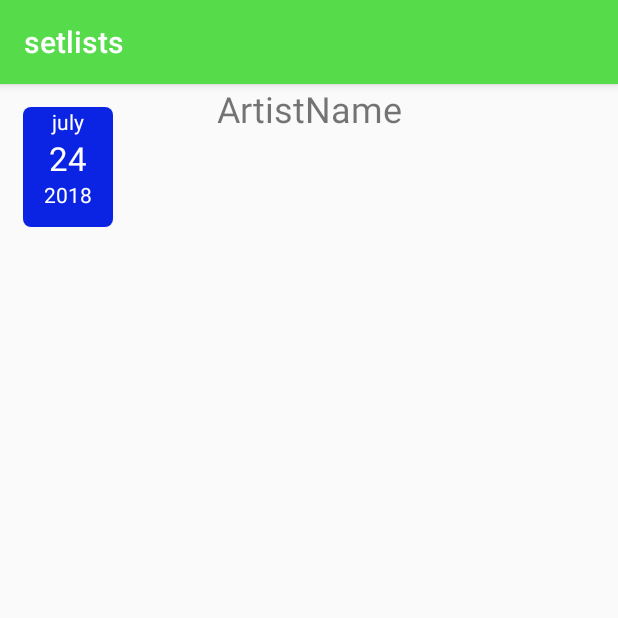
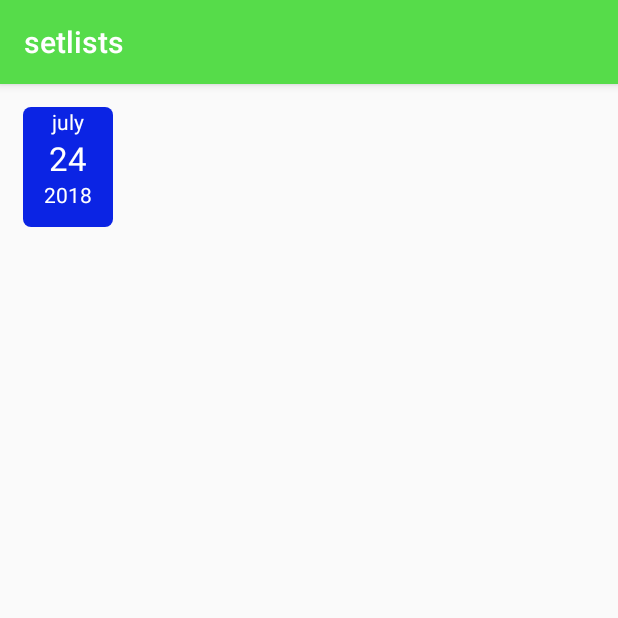
Before and after one commit to cRabbs11/setlists, an Android app: the fragment SingleSetlistFragment shown on its own in the app's theme, on a phone screen of 412 x 824 dp, the top half of it. Run offline under Robolectric (Android 15) with nearby library versions, the phone set to English and light mode, and no system bars; 1 statement that could not run was skipped.

Commit message:
добавил анимацию переход от списка песен к списку сетлистов

```diff
--- a/app/src/main/java/com/example/evgeny/setlist_mobile/singleSetlist/SingleSetlistFragment.kt
+++ b/app/src/main/java/com/example/evgeny/setlist_mobile/singleSetlist/SingleSetlistFragment.kt
@@ -134,7 +134,7 @@ class SingleSetlistFragment : Fragment(), OnItemClickListener<Setlist>, SingleSe
         binding.recyclerView.adapter = adapter
         binding.recyclerView.itemAnimator = ItemListAnimator(requireContext())
 
-        binding.artist.transitionName = arguments?.getString("transition")
+        binding.setlistInfoLayout.artistName.transitionName = arguments?.getString("transition")
         //var linearLayoutManager = LinearLayoutManager(getContext(), LinearLayoutManager.VERTICAL, false)
         //binding.toMapView.setOnClickListener {
         //    presenter.onMapClicked()
--- a/app/src/main/res/layout/fragment_setlist.xml
+++ b/app/src/main/res/layout/fragment_setlist.xml
@@ -31,14 +31,4 @@
         app:layout_constraintStart_toStartOf="parent"
         app:layout_constraintTop_toBottomOf="@id/info_barrier"/>
 
-    <TextView
-        android:gravity="center"
-        android:text="ArtistName"
-        android:textSize="24dp"
-        android:id="@+id/artist"
-        android:layout_width="match_parent"
-        android:layout_height="wrap_content"
-        app:layout_constraintTop_toTopOf="parent"/>
-
-
 </androidx.constraintlayout.widget.ConstraintLayout>
```
Also changed, not shown: app/src/main/java/com/example/evgeny/setlist_mobile/setlistsSearch/SetlistsSearchFragment.kt (+9 -0 lines), app/src/main/res/layout/fragment_setlists.xml (+7 -29 lines).
